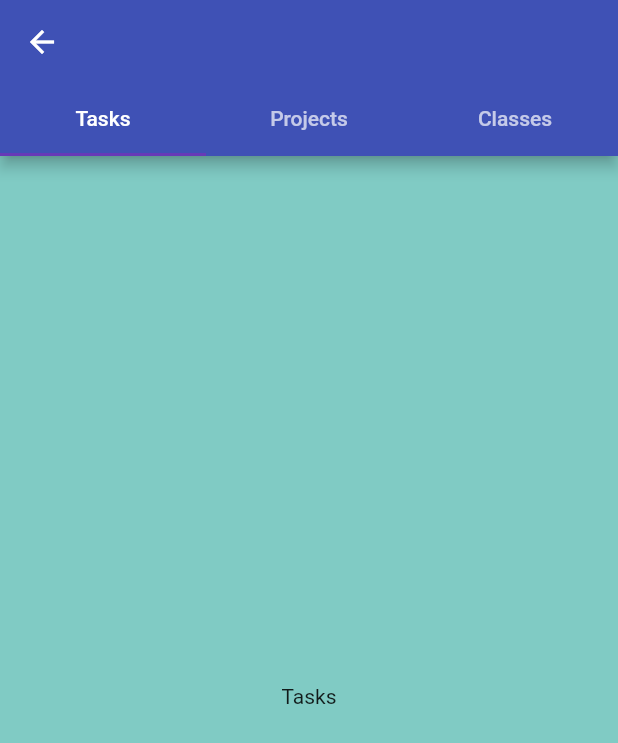
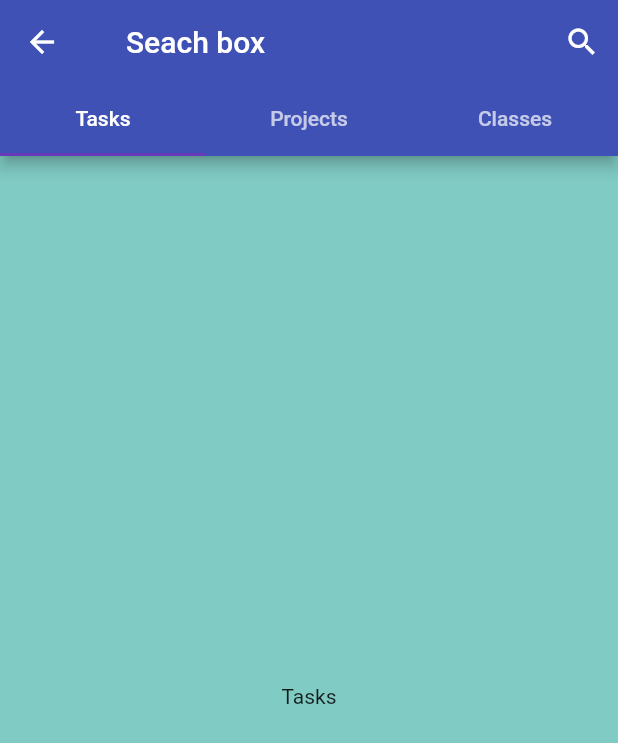
Before and after one commit to judebattista/PineCodes2019, a Flutter app: the ChecklistMain screen opened directly, on a phone screen of 412 x 824 dp. Shown: the top 743 px of the screen. Run offline on Flutter 3.47's test engine with Material 2 defaults, Android fonts, the light colour scheme and no system bars.

Commit message:
Added a search bar to ChecklistMain.dart's appBar.

```diff
--- a/lib/ChecklistMain.dart
+++ b/lib/ChecklistMain.dart
@@ -1,4 +1,5 @@
 import 'package:flutter/material.dart';
+import 'dart:io';
 //adapted from: https://docs.flutter.io/flutter/material/TabController-class.html
 //Date Accessed: 4/27/2019
 
@@ -21,6 +22,7 @@ class _ChecklistMainState extends State<ChecklistMain> with SingleTickerProvider
   void initState(){
     super.initState();
     _tabController = TabController(vsync: this, length: myTabs.length);
+    _searchQuery = new TextEditingController();
   }
 
   @override
@@ -28,11 +30,117 @@ class _ChecklistMainState extends State<ChecklistMain> with SingleTickerProvider
     _tabController.dispose();
     super.dispose();
   }
+  static final GlobalKey<ScaffoldState> scaffoldKey =
+  new GlobalKey<ScaffoldState>();
 
+  TextEditingController _searchQuery;
+  bool _isSearching = false;
+  String searchQuery = "Search query";
+
+//this is used to search things in the appBar
+  //adapted from: https://www.developerlibs.com/2018/06/flutter-apply-search-box-in-appbar.html
+  //date accessed: 4/27/2019
+  void _startSearch() {
+    print("open search box");
+    ModalRoute
+        .of(context)
+        .addLocalHistoryEntry(new LocalHistoryEntry(onRemove: _stopSearching));
+
+    setState(() {
+      _isSearching = true;
+    });
+  }
+
+  void _stopSearching() {
+    _clearSearchQuery();
+
+    setState(() {
+      _isSearching = false;
+    });
+  }
+
+  void _clearSearchQuery() {
+    print("close search box");
+    setState(() {
+      _searchQuery.clear();
+      updateSearchQuery("Search query");
+    });
+  }
+
+  Widget _buildTitle(BuildContext context) {
+    var horizontalTitleAlignment =
+    Platform.isIOS ? CrossAxisAlignment.center : CrossAxisAlignment.start;
+
+    return new InkWell(
+      onTap: () => scaffoldKey.currentState.openDrawer(),
+      child: new Padding(
+        padding: const EdgeInsets.symmetric(horizontal: 12.0),
+        child: new Column(
+          mainAxisAlignment: MainAxisAlignment.center,
+          crossAxisAlignment: horizontalTitleAlignment,
+          children: <Widget>[
+            const Text('Seach box'),
+          ],
+        ),
+      ),
+    );
+  }
+
+  Widget _buildSearchField() {
+    return new TextField(
+      controller: _searchQuery,
+      autofocus: true,
+      decoration: const InputDecoration(
+        hintText: 'Search...',
+        border: InputBorder.none,
+        hintStyle: const TextStyle(color: Colors.white30),
+      ),
+      style: const TextStyle(color: Colors.white, fontSize: 16.0),
+      onChanged: updateSearchQuery,
+    );
+  }
+
+  void updateSearchQuery(String newQuery) {
+
+    setState(() {
+      searchQuery = newQuery;
+    });
+    print("search query " + newQuery);
+
+  }
+
+  List<Widget> _buildActions() {
+
+    if (_isSearching) {
+      return <Widget>[
+        new IconButton(
+          icon: const Icon(Icons.clear),
+          onPressed: () {
+            if (_searchQuery == null || _searchQuery.text.isEmpty) {
+              Navigator.pop(context);
+              return;
+            }
+            _clearSearchQuery();
+          },
+        ),
+      ];
+    }
+
+    return <Widget>[
+      new IconButton(
+        icon: const Icon(Icons.search),
+        onPressed: _startSearch,
+      ),
+    ];
+  }
   @override
   Widget build(BuildContext context) {
     return Scaffold(
       appBar: AppBar(
+        leading: _isSearching ? const BackButton() : null,
+        title: _isSearching ? _buildSearchField() : _buildTitle(context),
+        actions: _buildActions(),
+
         bottom: TabBar(
           controller: _tabController,
           tabs: myTabs,
--- a/lib/main.dart
+++ b/lib/main.dart
@@ -84,7 +84,7 @@ class _MyHomePageState extends State<MyHomePage> {
               title: new Text('Home'),
             ),
             BottomNavigationBarItem(
-              icon: new Icon(Icons.home),
+              icon: new Icon(Icons.calendar_today),
               title: new Text('Home'),
             ),
             BottomNavigationBarItem(
```
